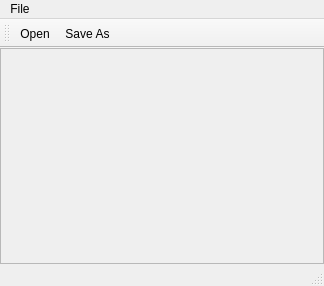
cmbruns/vimage, file vmg/vimage.ui: the form before one commit.
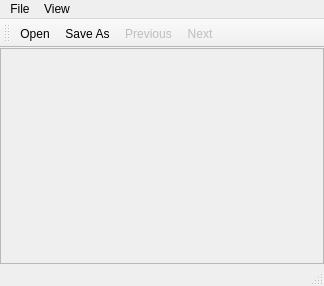
The form after the commit.

Commit message: Use qt system icons Sketch in next and previous actions

```diff
--- a/vmg/vimage.ui
+++ b/vmg/vimage.ui
@@ -97,7 +97,15 @@
     <addaction name="separator"/>
     <addaction name="actionExit"/>
    </widget>
+   <widget class="QMenu" name="menuView">
+    <property name="title">
+     <string>View</string>
+    </property>
+    <addaction name="actionNext"/>
+    <addaction name="actionPrevious"/>
+   </widget>
    <addaction name="menuFile"/>
+   <addaction name="menuView"/>
   </widget>
   <widget class="QStatusBar" name="statusbar"/>
   <widget class="QToolBar" name="toolBar">
@@ -112,6 +120,8 @@
    </attribute>
    <addaction name="actionOpen"/>
    <addaction name="actionSave_As"/>
+   <addaction name="actionPrevious"/>
+   <addaction name="actionNext"/>
   </widget>
   <action name="actionOpen">
    <property name="text">
@@ -131,6 +141,28 @@
     <string>Save As...</string>
    </property>
   </action>
+  <action name="actionNext">
+   <property name="enabled">
+    <bool>false</bool>
+   </property>
+   <property name="text">
+    <string>Next</string>
+   </property>
+   <property name="shortcut">
+    <string>Right</string>
+   </property>
+  </action>
+  <action name="actionPrevious">
+   <property name="enabled">
+    <bool>false</bool>
+   </property>
+   <property name="text">
+    <string>Previous</string>
+   </property>
+   <property name="shortcut">
+    <string>Left</string>
+   </property>
+  </action>
  </widget>
  <resources/>
  <connections/>
```
The commit also changes 4 other files.
